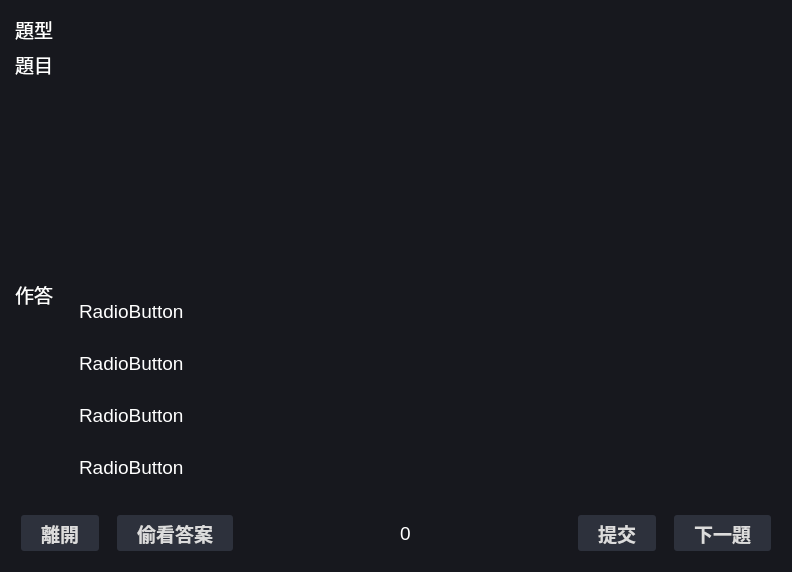
The window that UI/QtUI.ui (zombie5454/intro-to-oop-py-final) describes before a commit, drawn with Qt 5.
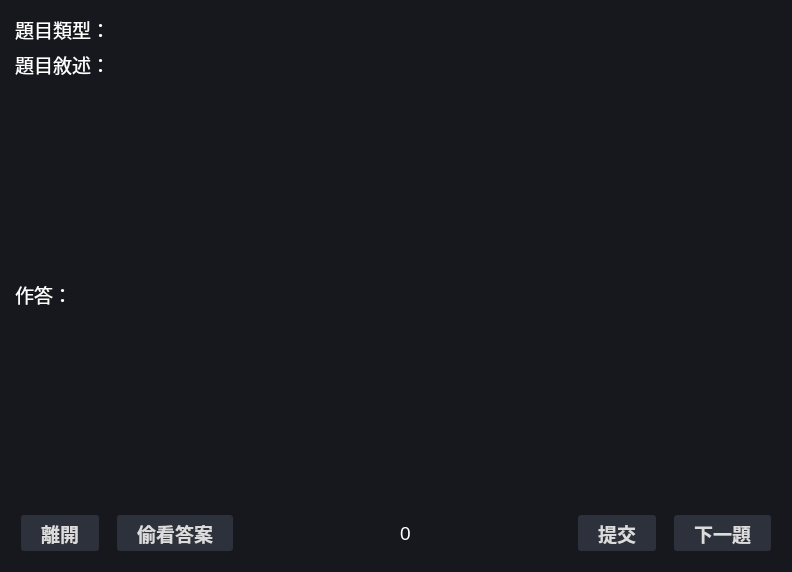
The same window after the commit. The open tabs and pages were chosen to show the change.

```diff
--- a/UI/QtUI.ui
+++ b/UI/QtUI.ui
@@ -673,7 +673,7 @@
            <item row="1" column="1">
             <widget class="QLabel" name="label_9">
              <property name="text">
-              <string>題目</string>
+              <string>題目敘述：</string>
              </property>
              <property name="alignment">
               <set>Qt::AlignLeading|Qt::AlignLeft|Qt::AlignTop</set>
@@ -683,7 +683,7 @@
            <item row="3" column="1">
             <widget class="QLabel" name="label_10">
              <property name="text">
-              <string>作答</string>
+              <string>作答：</string>
              </property>
              <property name="alignment">
               <set>Qt::AlignLeading|Qt::AlignLeft|Qt::AlignTop</set>
@@ -731,28 +731,28 @@
                <item>
                 <widget class="QRadioButton" name="examChoice_1">
                  <property name="text">
-                  <string>RadioButton</string>
+                  <string/>
                  </property>
                 </widget>
                </item>
                <item>
                 <widget class="QRadioButton" name="examChoice_2">
                  <property name="text">
-                  <string>RadioButton</string>
+                  <string/>
                  </property>
                 </widget>
                </item>
                <item>
                 <widget class="QRadioButton" name="examChoice_3">
                  <property name="text">
-                  <string>RadioButton</string>
+                  <string/>
                  </property>
                 </widget>
                </item>
                <item>
                 <widget class="QRadioButton" name="examChoice_4">
                  <property name="text">
-                  <string>RadioButton</string>
+                  <string/>
                  </property>
                 </widget>
                </item>
@@ -819,7 +819,7 @@
            <item row="0" column="1">
             <widget class="QLabel" name="label_11">
              <property name="text">
-              <string>題型</string>
+              <string>題目類型：</string>
              </property>
             </widget>
            </item>
```
Left out of the diff: 30 changed lines with no effect on the pictures.
